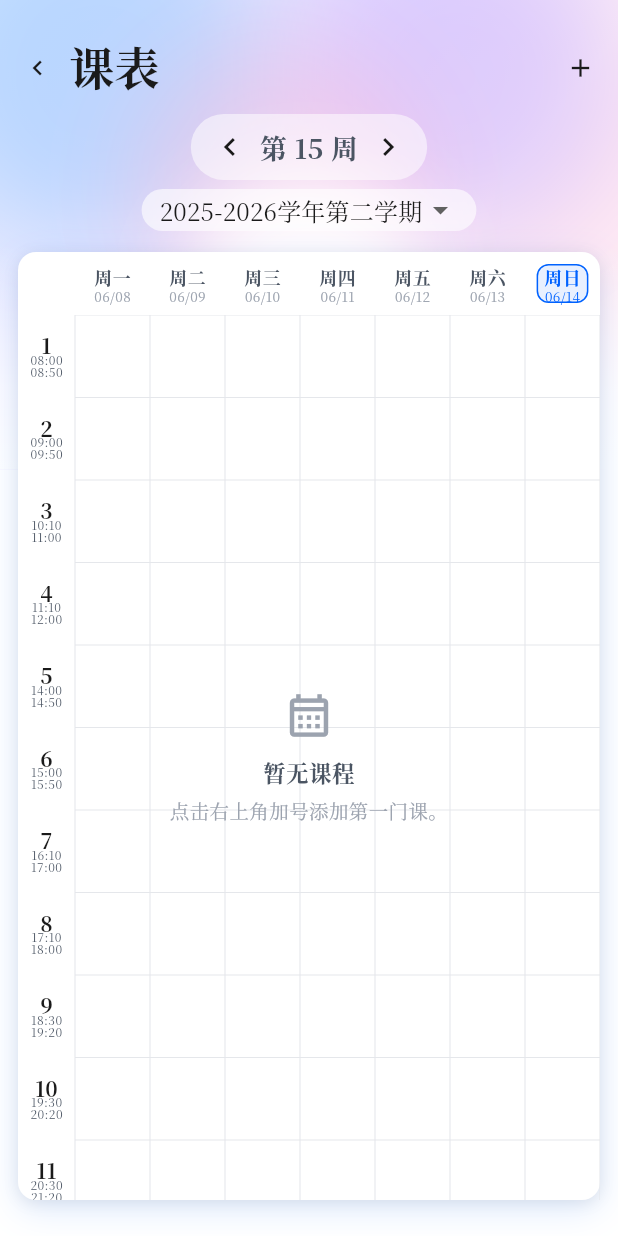
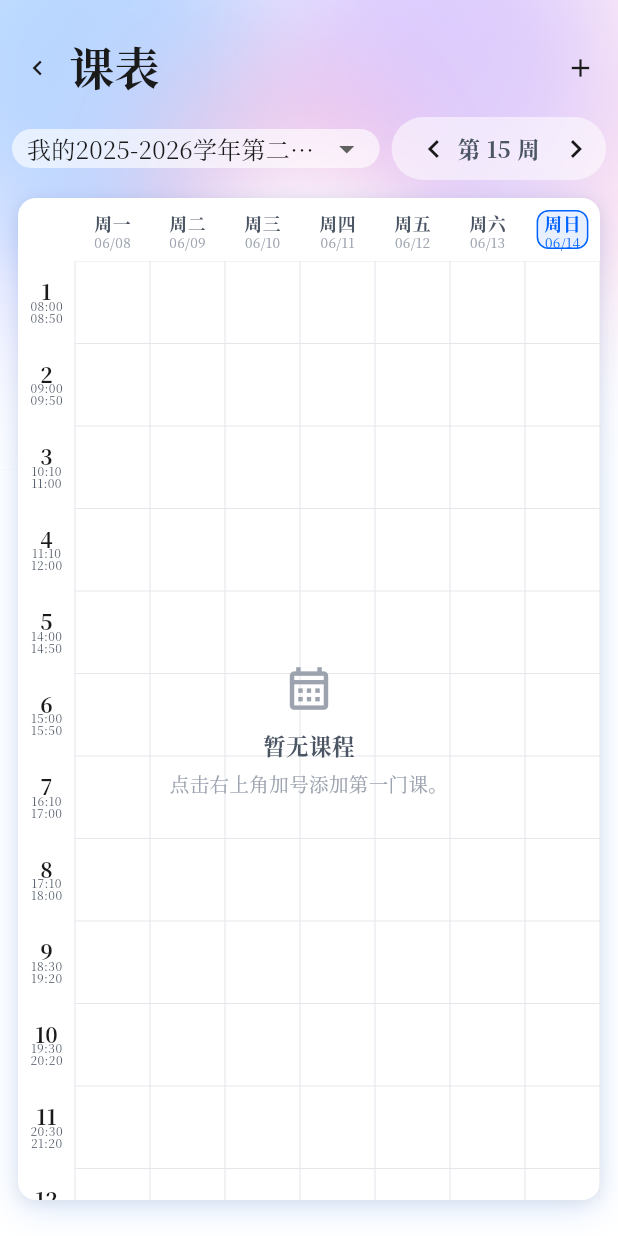
Before and after one commit to cloudymount789/NJU-Timenote, a Flutter app: the SchedulePage screen opened by its route, on a phone screen of 412 x 824 dp. Run offline on Flutter 3.47's test engine with Material 3 defaults, Android fonts, the phone set to English and light mode, and no system bars; our stand-ins replace shared_preferences; accounts and stored records are empty; Roboto replaces fonts that are missing (Source Han Serif SC).

Commit message:
fix(frontend): repair semester editing and batch selection

```diff
--- a/frontend/lib/data/models/settings.dart
+++ b/frontend/lib/data/models/settings.dart
@@ -84,6 +84,7 @@ class SemesterTimetable {
   const SemesterTimetable({
     required this.id,
     required this.name,
+    this.owner = '我',
     required this.schoolYear,
     required this.termType,
     required this.semesterStartDate,
@@ -94,6 +95,7 @@ class SemesterTimetable {
 
   final String id;
   final String name;
+  final String owner;
   final String schoolYear;
   final SemesterTermType termType;
   final DateTime semesterStartDate;
@@ -101,7 +103,7 @@ class SemesterTimetable {
   final DateTime createdAt;
   final DateTime updatedAt;
 
-  String get displayName => name;
+  String get displayName => generatedSemesterName(owner, schoolYear, termType);
 
   DateTime get semesterEndDate {
     return semesterStartDate.add(Duration(days: weekCount * 7 - 1));
@@ -124,7 +126,8 @@ class SemesterTimetable {
   Map<String, Object?> toJson() {
     return {
       'id': id,
-      'name': name,
+      'name': displayName,
+      'owner': owner,
       'schoolYear': schoolYear,
       'termType': termType.name,
       'semesterStartDate': _dateOnly(semesterStartDate),
@@ -145,7 +148,8 @@ class SemesterTimetable {
       id: json['id'] as String? ?? _semesterIdForDate(startDate),
       name:
           json['name'] as String? ??
-          suggestedSemesterName(schoolYear, termType),
+          generatedSemesterName('我', schoolYear, termType),
+      owner: json['owner'] as String? ?? '我',
       schoolYear: schoolYear,
       termType: termType,
       semesterStartDate: startDate,
@@ -164,6 +168,7 @@ class SemesterTimetable {
   SemesterTimetable copyWith({
     String? id,
     String? name,
+    String? owner,
     String? schoolYear,
     SemesterTermType? termType,
     DateTime? semesterStartDate,
@@ -175,7 +180,14 @@ class SemesterTimetable {
     final nextTermType = termType ?? this.termType;
     return SemesterTimetable(
       id: id ?? this.id,
-      name: name ?? suggestedSemesterName(nextSchoolYear, nextTermType),
+      name:
+          name ??
+          generatedSemesterName(
+            owner ?? this.owner,
+            nextSchoolYear,
+            nextTermType,
+          ),
+      owner: owner ?? this.owner,
       schoolYear: nextSchoolYear,
       termType: nextTermType,
       semesterStartDate: semesterStartDate ?? this.semesterStartDate,
@@ -227,7 +239,8 @@ String _dateOnly(DateTime value) {
 
 final defaultSemesterTimetable = SemesterTimetable(
   id: 'semester-2026-03-02',
-  name: '2025-2026学年第二学期',
+  name: '我的2025-2026学年第二学期课表',
+  owner: '我',
   schoolYear: '2025-2026',
   termType: SemesterTermType.spring,
   semesterStartDate: _defaultSemesterStartDate,
@@ -257,6 +270,16 @@ String suggestedSemesterName(String schoolYear, SemesterTermType termType) {
   return '$schoolYear学年$termName';
 }
 
+String generatedSemesterName(
+  String owner,
+  String schoolYear,
+  SemesterTermType termType,
+) {
+  final normalizedOwner = owner.trim().isEmpty ? '我' : owner.trim();
+  final ownerText = normalizedOwner == '我' ? '我的' : '$normalizedOwner的';
+  return '$ownerText${suggestedSemesterName(schoolYear, termType)}课表';
+}
+
 String _schoolYearForDate(DateTime date) {
   if (date.month >= 8) {
     return '${date.year}-${date.year + 1}';
--- a/frontend/lib/data/repositories/repository_factory.dart
+++ b/frontend/lib/data/repositories/repository_factory.dart
@@ -266,12 +266,14 @@ class LocalSettingsRepository implements SettingsRepository {
   Future<SemesterTimetable> addSemesterTimetable({
     DateTime? startDate,
     int weekCount = 16,
+    String owner = '我',
     String? schoolYear,
     SemesterTermType? termType,
   }) async {
     final semester = await _source.addSemesterTimetable(
       startDate: startDate,
       weekCount: weekCount,
+      owner: owner,
       schoolYear: schoolYear,
       termType: termType,
     );
--- a/frontend/lib/data/repositories/settings_repository.dart
+++ b/frontend/lib/data/repositories/settings_repository.dart
@@ -5,6 +5,7 @@ abstract class SettingsRepository {
   Future<SemesterTimetable> addSemesterTimetable({
     DateTime? startDate,
     int weekCount = 16,
+    String owner = '我',
     String? schoolYear,
     SemesterTermType? termType,
   });
--- a/frontend/lib/data/sources/local/local_settings_source.dart
+++ b/frontend/lib/data/sources/local/local_settings_source.dart
@@ -34,6 +34,7 @@ class LocalSettingsSource {
   Future<SemesterTimetable> addSemesterTimetable({
     DateTime? startDate,
     int weekCount = 16,
+    String owner = '我',
     String? schoolYear,
     SemesterTermType? termType,
   }) async {
@@ -44,7 +45,8 @@ class LocalSettingsSource {
     final semesterTermType = termType ?? _termType(date);
     final semester = SemesterTimetable(
       id: 'semester-${now.microsecondsSinceEpoch}',
-      name: suggestedSemesterName(semesterSchoolYear, semesterTermType),
+      name: generatedSemesterName(owner, semesterSchoolYear, semesterTermType),
+      owner: owner,
       schoolYear: semesterSchoolYear,
       termType: semesterTermType,
       semesterStartDate: DateTime(date.year, date.month, date.day),
@@ -134,11 +136,11 @@ void _validateSemester(
   SemesterTimetable semester,
   List<SemesterTimetable> existing,
 ) {
-  if (semester.weekCount < 1 || semester.weekCount > 25) {
+  if (semester.weekCount < 1 || semester.weekCount > 30) {
     throw ArgumentError.value(
       semester.weekCount,
       'weekCount',
-      '学期持续周数需在 1-25 周之间',
+      '学期持续周数需在 1-30 周之间',
     );
   }
   for (final other in existing) {
--- a/frontend/lib/features/schedule/manual_course_page.dart
+++ b/frontend/lib/features/schedule/manual_course_page.dart
@@ -512,7 +512,7 @@ class _ManualCoursePageState extends State<ManualCoursePage> {
 }
 
 String _semesterText(SemesterTimetable semester) {
-  return '${semester.name} · ${semester.weekCount}周';
+  return '${semester.displayName} · ${semester.weekCount}周';
 }
 
 class _SectionLabel extends StatelessWidget {
--- a/frontend/lib/features/schedule/schedule_page.dart
+++ b/frontend/lib/features/schedule/schedule_page.dart
@@ -23,6 +23,7 @@ class SchedulePage extends StatefulWidget {
 
 class _SchedulePageState extends State<SchedulePage> {
   int _currentWeek = 1;
+  int _currentWeekMax = defaultSemesterTimetable.weekCount;
   String? _selectedSemesterId;
   late Future<_ScheduleLoad> _scheduleFuture;
   var _didSetInitialWeek = false;
@@ -51,9 +52,9 @@ class _SchedulePageState extends State<SchedulePage> {
         : settings.semesterById(_selectedSemesterId!) ??
               settings.activeSemester;
     _selectedSemesterId = semester.id;
+    _currentWeekMax = semester.weekCount;
     if (!_didSetInitialWeek) {
-      final computedWeek = semester.weekForDate(now);
-      final initialWeek = computedWeek.clamp(0, 25).toInt();
+      final initialWeek = _boundedWeekForDate(semester, now);
       if (mounted) {
         setState(() {
           _currentWeek = initialWeek;
@@ -64,8 +65,12 @@ class _SchedulePageState extends State<SchedulePage> {
         _didSetInitialWeek = true;
       }
     }
+    final queryWeek = _currentWeek.clamp(1, semester.weekCount).toInt();
+    if (queryWeek != _currentWeek) {
+      _currentWeek = queryWeek;
+    }
     final courses = await repos.courses.getCoursesForWeek(
-      _currentWeek,
+      queryWeek,
       semesterId: semester.id,
     );
     return _ScheduleLoad(
@@ -85,14 +90,15 @@ class _SchedulePageState extends State<SchedulePage> {
     final now = AppScope.clockOf(context).now();
     setState(() {
       _selectedSemesterId = semester.id;
-      _currentWeek = semester.weekForDate(now).clamp(0, 25).toInt();
+      _currentWeekMax = semester.weekCount;
+      _currentWeek = _boundedWeekForDate(semester, now);
       _didSetInitialWeek = true;
       _loadCourses();
     });
   }
 
   void _changeWeek(int delta) {
-    final next = (_currentWeek + delta).clamp(0, 25).toInt();
+    final next = (_currentWeek + delta).clamp(1, _currentWeekMax).toInt();
     if (next == _currentWeek) {
       return;
     }
@@ -180,13 +186,7 @@ class _SchedulePageState extends State<SchedulePage> {
                 }
               },
             ),
-            const SizedBox(height: 2),
-            _WeekSwitcher(
-              currentWeek: _currentWeek,
-              onPrevious: _currentWeek == 0 ? null : () => _changeWeek(-1),
-              onNext: _currentWeek == 25 ? null : () => _changeWeek(1),
-            ),
-            const SizedBox(height: 6),
+            const SizedBox(height: 4),
             Expanded(
               child: RefreshIndicator(
                 onRefresh: _refreshSchedule,
@@ -213,21 +213,30 @@ class _SchedulePageState extends State<SchedulePage> {
                           final todayWeek = semester.weekForDate(now);
                           return Column(
                             children: [
-                              _SemesterSwitcher(
+                              _ScheduleControls(
                                 semesters:
                                     data?.semesters ??
                                     [defaultSemesterTimetable],
                                 selectedSemester: semester,
-                                onChanged: _changeSemester,
+                                currentWeek: _currentWeek,
+                                onSemesterChanged: _changeSemester,
+                                onPreviousWeek: _currentWeek <= 1
+                                    ? null
+                                    : () => _changeWeek(-1),
+                                onNextWeek: _currentWeek >= semester.weekCount
+                                    ? null
+                                    : () => _changeWeek(1),
                               ),
-                              const SizedBox(height: 6),
+                              const SizedBox(height: 4),
                               Expanded(
                                 child: TimetableView(
                                   courses: courses,
                                   week: _currentWeek,
                                   currentDate: now,
                                   semesterStartDate: semester.semesterStartDate,
-                                  todayWeekday: _currentWeek == todayWeek
+                                  todayWeekday:
+                                      semester.containsWeek(todayWeek) &&
+                                          _currentWeek == todayWeek
                                       ? now.weekday
                                       : null,
                                   onDeleteCourse: _deleteCourse,
@@ -274,6 +283,10 @@ class _ScheduleLoad {
 
 enum _CourseDeleteScope { once, all }
 
+int _boundedWeekForDate(SemesterTimetable semester, DateTime date) {
+  return semester.weekForDate(date).clamp(1, semester.weekCount).toInt();
+}
+
 class _ScheduleHeader extends StatelessWidget {
   const _ScheduleHeader({required this.onBack, required this.onAdd});
 
@@ -318,6 +331,45 @@ class _ScheduleHeader extends StatelessWidget {
   }
 }
 
+class _ScheduleControls extends StatelessWidget {
+  const _ScheduleControls({
+    required this.semesters,
+    required this.selectedSemester,
+    required this.currentWeek,
+    required this.onSemesterChanged,
+    required this.onPreviousWeek,
+    required this.onNextWeek,
+  });
+
+  final List<SemesterTimetable> semesters;
+  final SemesterTimetable selectedSemester;
+  final int currentWeek;
+  final ValueChanged<SemesterTimetable> onSemesterChanged;
+  final VoidCallback? onPreviousWeek;
+  final VoidCallback? onNextWeek;
+
+  @override
+  Widget build(BuildContext context) {
+    return Row(
+      children: [
+        Expanded(
+          child: _SemesterSwitcher(
+            semesters: semesters,
+            selectedSemester: selectedSemester,
+            onChanged: onSemesterChanged,
+          ),
+        ),
+        const SizedBox(width: 8),
+        _WeekSwitcher(
+          currentWeek: currentWeek,
+          onPrevious: onPreviousWeek,
+          onNext: onNextWeek,
+        ),
+      ],
+    );
+  }
+}
+
 class _WeekSwitcher extends StatelessWidget {
   const _WeekSwitcher({
     required this.currentWeek,
@@ -338,7 +390,7 @@ class _WeekSwitcher extends StatelessWidget {
           borderRadius: BorderRadius.circular(999),
         ),
         child: Padding(
-          padding: const EdgeInsets.symmetric(horizontal: 6, vertical: 2),
+          padding: const EdgeInsets.symmetric(horizontal: 4, vertical: 1),
           child: Row(
             mainAxisSize: MainAxisSize.min,
             children: [
@@ -346,13 +398,17 @@ class _WeekSwitcher extends StatelessWidget {
                 tooltip: '上一周',
                 onPressed: onPrevious,
                 visualDensity: VisualDensity.compact,
+                constraints: const BoxConstraints.tightFor(
+                  width: 32,
+                  height: 32,
+                ),
                 icon: const Icon(Icons.chevron_left, size: 24),
               ),
               Text(
                 '第 $currentWeek 周',
                 style: const TextStyle(
                   color: AppColors.muted,
-                  fontSize: 18,
+                  fontSize: 15,
                   fontWeight: FontWeight.w700,
                 ),
               ),
@@ -360,6 +416,10 @@ class _WeekSwitcher extends StatelessWidget {
                 tooltip: '下一周',
                 onPressed: onNext,
                 visualDensity: VisualDensity.compact,
+                constraints: const BoxConstraints.tightFor(
+                  width: 32,
+                  height: 32,
+                ),
                 icon: const Icon(Icons.chevron_right, size: 24),
               ),
             ],
@@ -386,18 +446,18 @@ class _SemesterSwitcher extends StatelessWidget {
     if (semesters.isEmpty) {
       return const SizedBox.shrink();
     }
-    return Center(
-      child: DecoratedBox(
+    return DecoratedBox(
       decoration: BoxDecoration(
         color: Colors.white.withValues(alpha: 0.62),
         borderRadius: BorderRadius.circular(999),
       ),
       child: Padding(
-          padding: const EdgeInsets.symmetric(horizontal: 12, vertical: 2),
+        padding: const EdgeInsets.symmetric(horizontal: 10, vertical: 1),
         child: DropdownButtonHideUnderline(
           child: DropdownButton<String>(
             value: selectedSemester.id,
             isDense: true,
+            isExpanded: true,
             borderRadius: BorderRadius.circular(12),
             items: [
               for (final semester in semesters)
@@ -417,7 +477,6 @@ class _SemesterSwitcher extends StatelessWidget {
                 onChanged(semester);
               }
             },
-            ),
           ),
         ),
       ),
```
Also changed, not shown: frontend/lib/features/settings/semester_pages.dart (+184 -75 lines), frontend/lib/features/todo/todo_list_page.dart (+6 -4 lines), 6 other files. Lines whose indentation alone changed are shown as unchanged.
